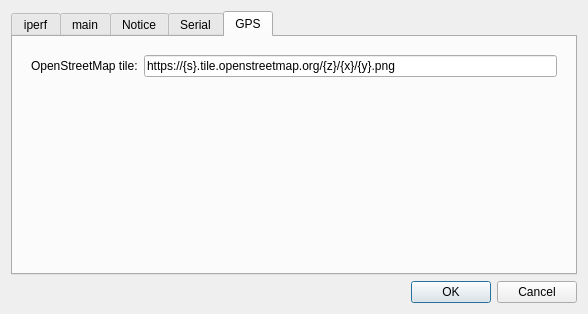
Before: the Qt Designer form qiperfc/src/dlgoption.ui in coolshou/qiperf, drawn with Qt 5.
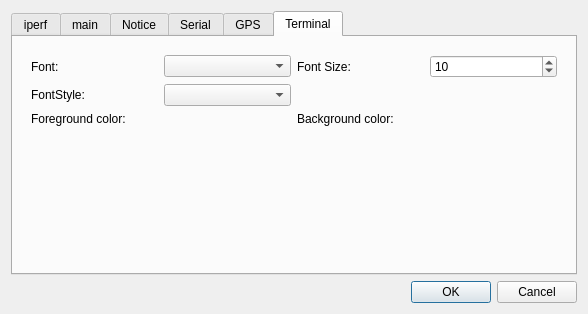
After: the same form once the commit is applied. Icons and pictures are not drawn.

Commit message: add font setting

Patch:
```diff
--- a/qiperfc/src/dlgoption.ui
+++ b/qiperfc/src/dlgoption.ui
@@ -24,7 +24,7 @@
    <item>
     <widget class="QTabWidget" name="tabWidget">
      <property name="currentIndex">
-      <number>4</number>
+      <number>5</number>
      </property>
      <widget class="QWidget" name="tab_iperf">
       <attribute name="title">
@@ -386,6 +386,97 @@
        </item>
       </layout>
      </widget>
+     <widget class="QWidget" name="tabTerminal">
+      <attribute name="title">
+       <string>Terminal</string>
+      </attribute>
+      <layout class="QVBoxLayout" name="verticalLayout_6">
+       <item>
+        <widget class="QWidget" name="widget_3" native="true">
+         <layout class="QGridLayout" name="gridLayout_2">
+          <item row="2" column="0" colspan="2">
+           <widget class="QLabel" name="label_12">
+            <property name="text">
+             <string>Foreground color:</string>
+            </property>
+           </widget>
+          </item>
+          <item row="0" column="0">
+           <widget class="QLabel" name="label_10">
+            <property name="text">
+             <string>Font:</string>
+            </property>
+           </widget>
+          </item>
+          <item row="0" column="2">
+           <widget class="QLabel" name="label_11">
+            <property name="text">
+             <string>Font Size:</string>
+            </property>
+           </widget>
+          </item>
+          <item row="0" column="1">
+           <widget class="QComboBox" name="cbFontFamily"/>
+          </item>
+          <item row="0" column="3">
+           <widget class="QSpinBox" name="sbFontPonitSize">
+            <property name="minimum">
+             <number>4</number>
+            </property>
+            <property name="maximum">
+             <number>100</number>
+            </property>
+            <property name="value">
+             <number>10</number>
+            </property>
+           </widget>
+          </item>
+          <item row="2" column="2">
+           <widget class="QLabel" name="label_13">
+            <property name="text">
+             <string>Background color:</string>
+            </property>
+           </widget>
+          </item>
+          <item row="1" column="1">
+           <widget class="QComboBox" name="cbFontStyle">
+            <item>
+             <property name="text">
+              <string/>
+             </property>
+            </item>
+            <item>
+             <property name="text">
+              <string>Regular</string>
+             </property>
+            </item>
+           </widget>
+          </item>
+          <item row="1" column="0">
+           <widget class="QLabel" name="label_14">
+            <property name="text">
+             <string>FontStyle:</string>
+            </property>
+           </widget>
+          </item>
+         </layout>
+        </widget>
+       </item>
+       <item>
+        <spacer name="verticalSpacer_6">
+         <property name="orientation">
+          <enum>Qt::Vertical</enum>
+         </property>
+         <property name="sizeHint" stdset="0">
+          <size>
+           <width>20</width>
+           <height>40</height>
+          </size>
+         </property>
+        </spacer>
+       </item>
+      </layout>
+     </widget>
     </widget>
    </item>
    <item>
```
The commit also changes 2 other files.
